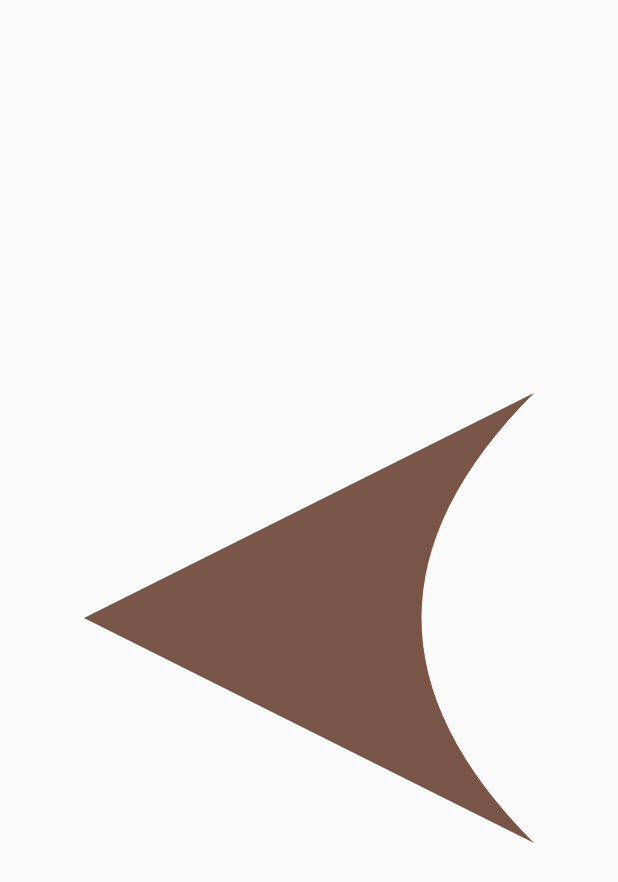
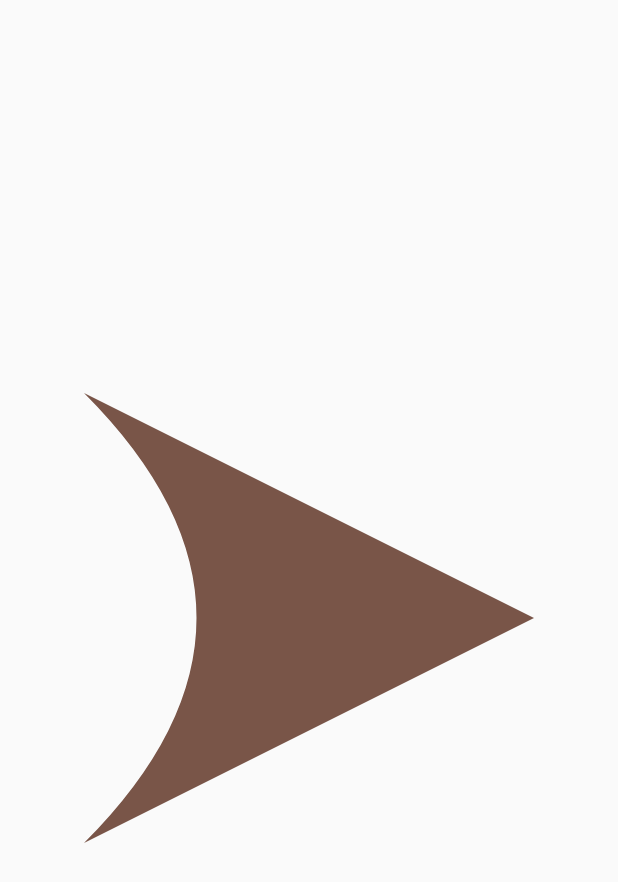
Before and after one commit to Mirzaazmath/flutter_clippath_clipper_example, a Flutter app: the screen it shows after launch, on a phone screen of 412 x 824 dp. Shown: the top 882 px of the screen. Run offline on Flutter 3.47's test engine with Material 2 defaults, Android fonts, the phone set to English and light mode, and no system bars.

Commit message:
Eleventh commit

```diff
--- a/lib/screens/clipperclass.dart
+++ b/lib/screens/clipperclass.dart
@@ -12,6 +12,7 @@ class MyClipper extends CustomClipper<Path>{
    This method is used to create a quadratic bezier curve.
    c= controlpoint
    p = point
+   first width
   syntax  quadraticBezierTo(c,c,p,p);
 
   * */
@@ -19,9 +20,10 @@ class MyClipper extends CustomClipper<Path>{
   Path getClip(Size size) {
 
    Path path= Path();
-  path.moveTo(0, size.height/2);
-  path.lineTo(size.width, size.height);
-  path.quadraticBezierTo(size.width/2, size.height/2, size.width, 0);
+   path.lineTo(0, 0);
+   path.quadraticBezierTo(size.width/2, size.height/2, 0,size.height);
+   path.lineTo(size.width, size.height/2);
+
 
    path.close();
    return path;
```
Also changed, not shown: assets/result.png.
